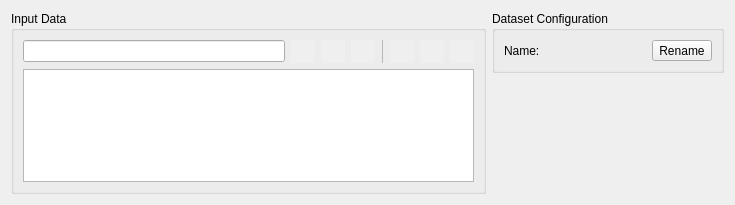
Qt form src/corelibs/U2Designer/src/ui/DatasetWidget.ui (violethaze74/ugene) before a commit.
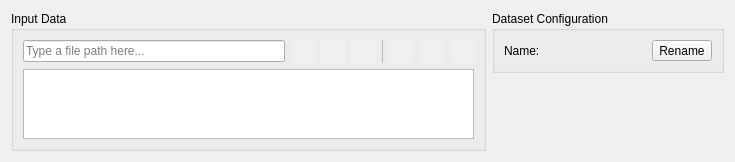
The same form after that commit.

What changed in the file:
```diff
--- a/src/corelibs/U2Designer/src/ui/DatasetWidget.ui
+++ b/src/corelibs/U2Designer/src/ui/DatasetWidget.ui
@@ -7,7 +7,7 @@
     <x>0</x>
     <y>0</y>
     <width>735</width>
-    <height>205</height>
+    <height>144</height>
    </rect>
   </property>
   <property name="windowTitle">
@@ -23,7 +23,11 @@
       <item>
        <layout class="QHBoxLayout" name="horizontalLayout">
         <item>
-         <widget class="QLineEdit" name="inputUrlEdit" />
+         <widget class="QLineEdit" name="inputUrlEdit">
+          <property name="placeholderText">
+           <string>Type a file path here...</string>
+          </property>
+         </widget>
         </item>
         <item>
          <widget class="QToolButton" name="addFileButton">
```
